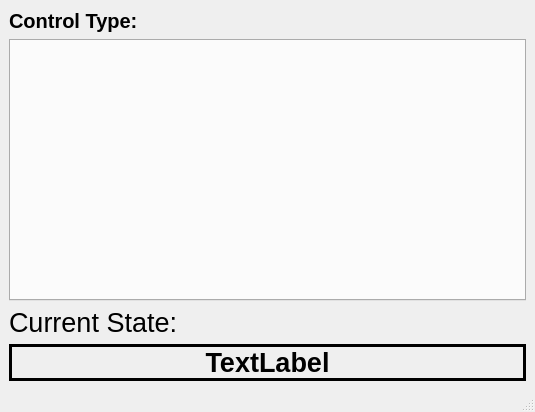
Before: the Qt Designer form modules/feedbackcontroller/widget/feedbackcontroller.ui in tud-hri/joan, drawn with Qt 5.
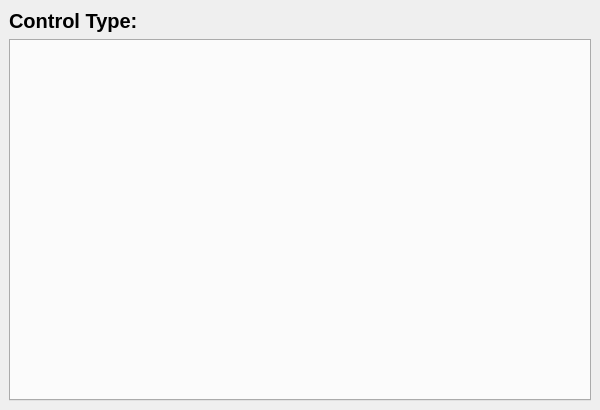
After: the same form once the commit is applied.

Patch:
```diff
--- a/modules/feedbackcontroller/widget/feedbackcontroller.ui
+++ b/modules/feedbackcontroller/widget/feedbackcontroller.ui
@@ -6,8 +6,8 @@
    <rect>
     <x>0</x>
     <y>0</y>
-    <width>535</width>
-    <height>412</height>
+    <width>600</width>
+    <height>410</height>
    </rect>
   </property>
   <property name="windowTitle">
@@ -32,41 +32,6 @@
       </property>
      </widget>
     </item>
-    <item row="3" column="0">
-     <widget class="QLabel" name="lblState">
-      <property name="font">
-       <font>
-        <pointsize>20</pointsize>
-        <weight>75</weight>
-        <bold>true</bold>
-       </font>
-      </property>
-      <property name="frameShape">
-       <enum>QFrame::Box</enum>
-      </property>
-      <property name="lineWidth">
-       <number>3</number>
-      </property>
-      <property name="text">
-       <string>TextLabel</string>
-      </property>
-      <property name="alignment">
-       <set>Qt::AlignCenter</set>
-      </property>
-     </widget>
-    </item>
-    <item row="2" column="0">
-     <widget class="QLabel" name="lblStatetitle">
-      <property name="font">
-       <font>
-        <pointsize>20</pointsize>
-       </font>
-      </property>
-      <property name="text">
-       <string>Current State:</string>
-      </property>
-     </widget>
-    </item>
     <item row="1" column="0">
      <widget class="QTabWidget" name="tabWidget">
       <property name="font">
@@ -81,17 +46,6 @@
     </item>
    </layout>
   </widget>
-  <widget class="QMenuBar" name="menubar">
-   <property name="geometry">
-    <rect>
-     <x>0</x>
-     <y>0</y>
-     <width>535</width>
-     <height>21</height>
-    </rect>
-   </property>
-  </widget>
-  <widget class="QStatusBar" name="statusbar"/>
  </widget>
  <resources/>
  <connections/>
```
